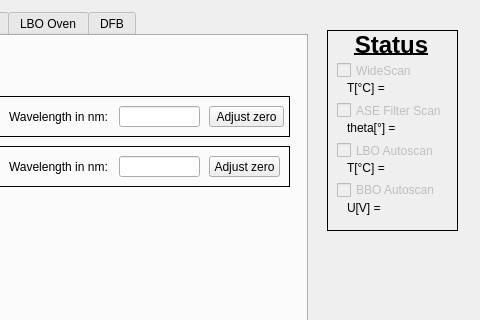
Before: the Qt Designer form pulsed_laser_interface.ui in XenoBene/PulsedLaserGUI, drawn with Qt 5; both pictures show x 293 to 773 and y 0 to 320 of the 773 by 647 pixel window.
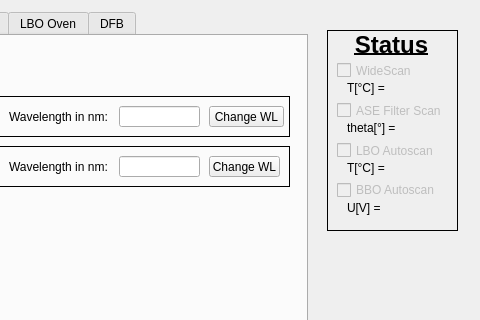
After: the same form once the commit is applied. The open tabs and pages were chosen to show the change.

Commit message: Changed the "Adjust Zero" buttons to "Change WL" buttons in the PM tab, and connected the functionality to them

```diff
--- a/pulsed_laser_interface.ui
+++ b/pulsed_laser_interface.ui
@@ -372,7 +372,7 @@
         </rect>
        </property>
        <property name="text">
-        <string>Adjust zero</string>
+        <string>Change WL</string>
        </property>
       </widget>
       <widget class="QLineEdit" name="pm_lineEdit_enterWL1">
@@ -494,7 +494,7 @@
         </rect>
        </property>
        <property name="text">
-        <string>Adjust zero</string>
+        <string>Change WL</string>
        </property>
       </widget>
      </widget>
```
Left out of the diff: 6 changed lines with no effect on the pictures. The commit also changes 2 other files.
